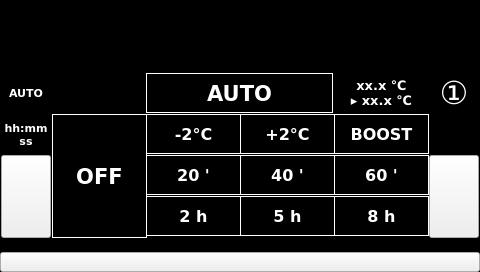
Above: SmartHome/page101c.ui from fmandracci/smart-home before the change. Below: the same form after it.
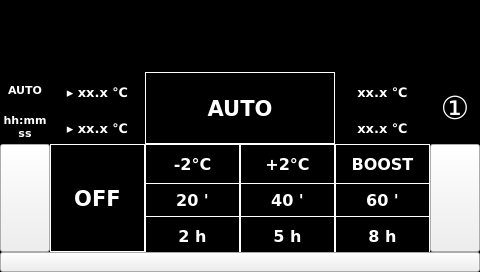
That is the form after the change. Icons and pictures are not drawn. Custom widgets are drawn as their Qt base class.

What changed in the file:
```diff
--- a/SmartHome/page101c.ui
+++ b/SmartHome/page101c.ui
@@ -67,14 +67,344 @@
     </widget>
    </item>
    <item>
-    <layout class="QGridLayout" name="gridLayout_2">
-     <property name="margin">
-      <number>1</number>
+    <spacer name="verticalSpacer_top">
+     <property name="orientation">
+      <enum>Qt::Vertical</enum>
      </property>
+     <property name="sizeHint" stdset="0">
+      <size>
+       <width>20</width>
+       <height>40</height>
+      </size>
+     </property>
+    </spacer>
+   </item>
+   <item>
+    <layout class="QGridLayout" name="gridLayout">
      <property name="spacing">
-      <number>1</number>
+      <number>0</number>
      </property>
+     <item row="1" column="0">
+      <widget class="QLabel" name="label_heating_timer">
+       <property name="sizePolicy">
+        <sizepolicy hsizetype="MinimumExpanding" vsizetype="MinimumExpanding">
+         <horstretch>0</horstretch>
+         <verstretch>0</verstretch>
+        </sizepolicy>
+       </property>
+       <property name="minimumSize">
+        <size>
+         <width>50</width>
+         <height>0</height>
+        </size>
+       </property>
+       <property name="maximumSize">
+        <size>
+         <width>50</width>
+         <height>36</height>
+        </size>
+       </property>
+       <property name="font">
+        <font>
+         <family>DejaVu Sans</family>
+         <pointsize>8</pointsize>
+         <weight>75</weight>
+         <bold>true</bold>
+        </font>
+       </property>
+       <property name="styleSheet">
+        <string notr="true">color: rgb(255, 255, 255);</string>
+       </property>
+       <property name="text">
+        <string>hh:mm
+ss</string>
+       </property>
+       <property name="alignment">
+        <set>Qt::AlignCenter</set>
+       </property>
+      </widget>
+     </item>
+     <item row="0" column="2" rowspan="2" colspan="2">
+      <widget class="QPushButton" name="pushButton_ON">
+       <property name="sizePolicy">
+        <sizepolicy hsizetype="MinimumExpanding" vsizetype="MinimumExpanding">
+         <horstretch>0</horstretch>
+         <verstretch>0</verstretch>
+        </sizepolicy>
+       </property>
+       <property name="minimumSize">
+        <size>
+         <width>95</width>
+         <height>40</height>
+        </size>
+       </property>
+       <property name="maximumSize">
+        <size>
+         <width>16777215</width>
+         <height>16777215</height>
+        </size>
+       </property>
+       <property name="font">
+        <font>
+         <family>DejaVu Sans</family>
+         <pointsize>16</pointsize>
+         <weight>75</weight>
+         <bold>true</bold>
+        </font>
+       </property>
+       <property name="focusPolicy">
+        <enum>Qt::NoFocus</enum>
+       </property>
+       <property name="styleSheet">
+        <string notr="true">background-color: rgb(0, 0, 0);
+color: rgb(255, 255, 255);
+border: 1px solid rgb(255, 255, 255);
+</string>
+       </property>
+       <property name="text">
+        <string>AUTO</string>
+       </property>
+       <property name="flat">
+        <bool>true</bool>
+       </property>
+      </widget>
+     </item>
+     <item row="0" column="5" rowspan="2">
+      <widget class="QLabel" name="label_Tn">
+       <property name="sizePolicy">
+        <sizepolicy hsizetype="MinimumExpanding" vsizetype="MinimumExpanding">
+         <horstretch>0</horstretch>
+         <verstretch>0</verstretch>
+        </sizepolicy>
+       </property>
+       <property name="minimumSize">
+        <size>
+         <width>0</width>
+         <height>0</height>
+        </size>
+       </property>
+       <property name="maximumSize">
+        <size>
+         <width>50</width>
+         <height>16777215</height>
+        </size>
+       </property>
+       <property name="font">
+        <font>
+         <family>DejaVu Sans</family>
+         <pointsize>24</pointsize>
+        </font>
+       </property>
+       <property name="styleSheet">
+        <string notr="true">color: rgb(255, 255, 255);</string>
+       </property>
+       <property name="text">
+        <string notr="true">①</string>
+       </property>
+       <property name="alignment">
+        <set>Qt::AlignCenter</set>
+       </property>
+      </widget>
+     </item>
+     <item row="4" column="3">
+      <widget class="QPushButton" name="pushButton_40m">
+       <property name="sizePolicy">
+        <sizepolicy hsizetype="MinimumExpanding" vsizetype="MinimumExpanding">
+         <horstretch>0</horstretch>
+         <verstretch>0</verstretch>
+        </sizepolicy>
+       </property>
+       <property name="minimumSize">
+        <size>
+         <width>95</width>
+         <height>40</height>
+        </size>
+       </property>
+       <property name="font">
+        <font>
+         <family>DejaVu Sans</family>
+         <pointsize>12</pointsize>
+         <weight>75</weight>
+         <bold>true</bold>
+        </font>
+       </property>
+       <property name="focusPolicy">
+        <enum>Qt::NoFocus</enum>
+       </property>
+       <property name="styleSheet">
+        <string notr="true">background-color: rgb(0, 0, 0);
+color: rgb(255, 255, 255);
+border: 1px solid rgb(255, 255, 255);
+</string>
+       </property>
+       <property name="text">
+        <string>40 '</string>
+       </property>
+       <property name="flat">
+        <bool>true</bool>
+       </property>
+      </widget>
+     </item>
+     <item row="1" column="4">
+      <widget class="QLabel" name="label_Tn_temperature_bis">
+       <property name="enabled">
+        <bool>false</bool>
+       </property>
+       <property name="sizePolicy">
+        <sizepolicy hsizetype="MinimumExpanding" vsizetype="MinimumExpanding">
+         <horstretch>0</horstretch>
+         <verstretch>0</verstretch>
+        </sizepolicy>
+       </property>
+       <property name="minimumSize">
+        <size>
+         <width>95</width>
+         <height>40</height>
+        </size>
+       </property>
+       <property name="maximumSize">
+        <size>
+         <width>16777215</width>
+         <height>40</height>
+        </size>
+       </property>
+       <property name="font">
+        <font>
+         <family>DejaVu Sans</family>
+         <pointsize>10</pointsize>
+         <weight>75</weight>
+         <bold>true</bold>
+        </font>
+       </property>
+       <property name="styleSheet">
+        <string notr="true">color: rgb(255, 255, 255);</string>
+       </property>
+       <property name="text">
+        <string>xx.x ℃</string>
+       </property>
+       <property name="alignment">
+        <set>Qt::AlignCenter</set>
+       </property>
+      </widget>
+     </item>
+     <item row="4" column="4">
+      <widget class="QPushButton" name="pushButton_60m">
+       <property name="sizePolicy">
+        <sizepolicy hsizetype="MinimumExpanding" vsizetype="MinimumExpanding">
+         <horstretch>0</horstretch>
+         <verstretch>0</verstretch>
+        </sizepolicy>
+       </property>
+       <property name="minimumSize">
+        <size>
+         <width>95</width>
+         <height>40</height>
+        </size>
+       </property>
+       <property name="font">
+        <font>
+         <family>DejaVu Sans</family>
+         <pointsize>12</pointsize>
+         <weight>75</weight>
+         <bold>true</bold>
+        </font>
+       </property>
+       <property name="focusPolicy">
+        <enum>Qt::NoFocus</enum>
+       </property>
+       <property name="styleSheet">
+        <string notr="true">background-color: rgb(0, 0, 0);
+color: rgb(255, 255, 255);
+border: 1px solid rgb(255, 255, 255);
+</string>
+       </property>
+       <property name="text">
+        <string>60 '</string>
+       </property>
+       <property name="flat">
+        <bool>true</bool>
+       </property>
+      </widget>
+     </item>
+     <item row="3" column="4">
+      <widget class="QPushButton" name="pushButton_BOOST">
+       <property name="sizePolicy">
+        <sizepolicy hsizetype="MinimumExpanding" vsizetype="MinimumExpanding">
+         <horstretch>0</horstretch>
+         <verstretch>0</verstretch>
+        </sizepolicy>
+       </property>
+       <property name="minimumSize">
+        <size>
+         <width>95</width>
+         <height>40</height>
+        </size>
+       </property>
+       <property name="font">
+        <font>
+         <family>DejaVu Sans</family>
+         <pointsize>12</pointsize>
+         <weight>75</weight>
+         <bold>true</bold>
+        </font>
+       </property>
+       <property name="focusPolicy">
+        <enum>Qt::NoFocus</enum>
+       </property>
+       <property name="styleSheet">
+        <string notr="true">background-color: rgb(0, 0, 0);
+color: rgb(255, 255, 255);
+border: 1px solid rgb(255, 255, 255);
+</string>
+       </property>
+       <property name="text">
+        <string>BOOST</string>
+       </property>
+       <property name="flat">
+        <bool>true</bool>
+       </property>
+      </widget>
+     </item>
      <item row="4" column="2">
+      <widget class="QPushButton" name="pushButton_20m">
+       <property name="sizePolicy">
+        <sizepolicy hsizetype="MinimumExpanding" vsizetype="MinimumExpanding">
+         <horstretch>0</horstretch>
+         <verstretch>0</verstretch>
+        </sizepolicy>
+       </property>
+       <property name="minimumSize">
+        <size>
+         <width>95</width>
+         <height>40</height>
+        </size>
+       </property>
+       <property name="font">
+        <font>
+         <family>DejaVu Sans</family>
+         <pointsize>12</pointsize>
+         <weight>75</weight>
+         <bold>true</bold>
+        </font>
+       </property>
+       <property name="focusPolicy">
+        <enum>Qt::NoFocus</enum>
+       </property>
+       <property name="styleSheet">
+        <string notr="true">background-color: rgb(0, 0, 0);
+color: rgb(255, 255, 255);
+border: 1px solid rgb(255, 255, 255);
+</string>
+       </property>
+       <property name="text">
+        <string>20 '</string>
+       </property>
+       <property name="flat">
+        <bool>true</bool>
+       </property>
+      </widget>
+     </item>
+     <item row="5" column="2">
       <widget class="QPushButton" name="pushButton_2h">
        <property name="sizePolicy">
         <sizepolicy hsizetype="MinimumExpanding" vsizetype="MinimumExpanding">
@@ -113,7 +443,88 @@
        </property>
       </widget>
      </item>
-     <item row="4" column="3">
+     <item row="0" column="1">
+      <widget class="QLabel" name="label_Tn_temperature_sp">
+       <property name="enabled">
+        <bool>false</bool>
+       </property>
+       <property name="sizePolicy">
+        <sizepolicy hsizetype="MinimumExpanding" vsizetype="MinimumExpanding">
+         <horstretch>0</horstretch>
+         <verstretch>0</verstretch>
+        </sizepolicy>
+       </property>
+       <property name="minimumSize">
+        <size>
+         <width>95</width>
+         <height>40</height>
+        </size>
+       </property>
+       <property name="maximumSize">
+        <size>
+         <width>16777215</width>
+         <height>40</height>
+        </size>
+       </property>
+       <property name="font">
+        <font>
+         <family>DejaVu Sans</family>
+         <pointsize>10</pointsize>
+         <weight>75</weight>
+         <bold>true</bold>
+        </font>
+       </property>
+       <property name="styleSheet">
+        <string notr="true">color: rgb(255, 255, 255);</string>
+       </property>
+       <property name="text">
+        <string>▸ xx.x ℃</string>
+       </property>
+       <property name="alignment">
+        <set>Qt::AlignCenter</set>
+       </property>
+      </widget>
+     </item>
+     <item row="2" column="1" rowspan="4">
+      <widget class="QPushButton" name="pushButton_off">
+       <property name="sizePolicy">
+        <sizepolicy hsizetype="MinimumExpanding" vsizetype="MinimumExpanding">
+         <horstretch>0</horstretch>
+         <verstretch>0</verstretch>
+        </sizepolicy>
+       </property>
+       <property name="minimumSize">
+        <size>
+         <width>95</width>
+         <height>0</height>
+        </size>
+       </property>
+       <property name="font">
+        <font>
+         <family>DejaVu Sans</family>
+         <pointsize>16</pointsize>
+         <weight>75</weight>
+         <bold>true</bold>
+        </font>
+       </property>
+       <property name="focusPolicy">
+        <enum>Qt::NoFocus</enum>
+       </property>
+       <property name="styleSheet">
+        <string notr="true">background-color: rgb(0, 0, 0);
+color: rgb(255, 255, 255);
+border: 1px solid rgb(255, 255, 255);
+</string>
+       </property>
+       <property name="text">
+        <string>OFF</string>
+       </property>
+       <property name="flat">
+        <bool>true</bool>
+       </property>
+      </widget>
+     </item>
+     <item row="5" column="3">
       <widget class="QPushButton" name="pushButton_5h">
        <property name="sizePolicy">
         <sizepolicy hsizetype="MinimumExpanding" vsizetype="MinimumExpanding">
@@ -152,46 +563,7 @@
        </property>
       </widget>
      </item>
-     <item row="2" column="2">
-      <widget class="QPushButton" name="pushButton_ECO">
-       <property name="sizePolicy">
-        <sizepolicy hsizetype="MinimumExpanding" vsizetype="MinimumExpanding">
-         <horstretch>0</horstretch>
-         <verstretch>0</verstretch>
-        </sizepolicy>
-       </property>
-       <property name="minimumSize">
-        <size>
-         <width>95</width>
-         <height>40</height>
-        </size>
-       </property>
-       <property name="font">
-        <font>
-         <family>DejaVu Sans</family>
-         <pointsize>12</pointsize>
-         <weight>75</weight>
-         <bold>true</bold>
-        </font>
-       </property>
-       <property name="focusPolicy">
-        <enum>Qt::NoFocus</enum>
-       </property>
-       <property name="styleSheet">
-        <string notr="true">background-color: rgb(0, 0, 0);
-color: rgb(255, 255, 255);
-border: 1px solid rgb(255, 255, 255);
-</string>
-       </property>
-       <property name="text">
-        <string>-2°C</string>
-       </property>
-       <property name="flat">
-        <bool>true</bool>
-       </property>
-      </widget>
-     </item>
-     <item row="4" column="4">
+     <item row="5" column="4">
       <widget class="QPushButton" name="pushButton_8h">
        <property name="sizePolicy">
         <sizepolicy hsizetype="MinimumExpanding" vsizetype="MinimumExpanding">
@@ -230,7 +602,7 @@
        </property>
       </widget>
      </item>
-     <item row="2" column="3">
+     <item row="3" column="3">
       <widget class="QPushButton" name="pushButton_COMFORT">
        <property name="sizePolicy">
         <sizepolicy hsizetype="MinimumExpanding" vsizetype="MinimumExpanding">
@@ -269,47 +641,11 @@
        </property>
       </widget>
      </item>
-     <item row="3" column="3">
-      <widget class="QPushButton" name="pushButton_40m">
-       <property name="sizePolicy">
-        <sizepolicy hsizetype="MinimumExpanding" vsizetype="MinimumExpanding">
-         <horstretch>0</horstretch>
-         <verstretch>0</verstretch>
-        </sizepolicy>
+     <item row="0" column="4">
+      <widget class="QLabel" name="label_Tn_temperature">
+       <property name="enabled">
+        <bool>false</bool>
        </property>
-       <property name="minimumSize">
-        <size>
-         <width>95</width>
-         <height>40</height>
-        </size>
-       </property>
-       <property name="font">
-        <font>
-         <family>DejaVu Sans</family>
-         <pointsize>12</pointsize>
-         <weight>75</weight>
-         <bold>true</bold>
-        </font>
-       </property>
-       <property name="focusPolicy">
-        <enum>Qt::NoFocus</enum>
-       </property>
-       <property name="styleSheet">
-        <string notr="true">background-color: rgb(0, 0, 0);
-color: rgb(255, 255, 255);
-border: 1px solid rgb(255, 255, 255);
-</string>
-       </property>
-       <property name="text">
-        <string>40 '</string>
-       </property>
-       <property name="flat">
-        <bool>true</bool>
-       </property>
-      </widget>
-     </item>
-     <item row="3" column="4">
-      <widget class="QPushButton" name="pushButton_60m">
        <property name="sizePolicy">
         <sizepolicy hsizetype="MinimumExpanding" vsizetype="MinimumExpanding">
          <horstretch>0</horstretch>
@@ -322,49 +658,16 @@
          <height>40</height>
         </size>
        </property>
-       <property name="font">
-        <font>
-         <family>DejaVu Sans</family>
-         <pointsize>12</pointsize>
-         <weight>75</weight>
-         <bold>true</bold>
-        </font>
-       </property>
-       <property name="focusPolicy">
-        <enum>Qt::NoFocus</enum>
-       </property>
-       <property name="styleSheet">
-        <string notr="true">background-color: rgb(0, 0, 0);
-color: rgb(255, 255, 255);
-border: 1px solid rgb(255, 255, 255);
-</string>
-       </property>
-       <property name="text">
-        <string>60 '</string>
-       </property>
-       <property name="flat">
-        <bool>true</bool>
-       </property>
-      </widget>
-     </item>
-     <item row="2" column="4">
-      <widget class="QPushButton" name="pushButton_BOOST">
-       <property name="sizePolicy">
-        <sizepolicy hsizetype="MinimumExpanding" vsizetype="MinimumExpanding">
-         <horstretch>0</horstretch>
-         <verstretch>0</verstretch>
-        </sizepolicy>
-       </property>
-       <property name="minimumSize">
+       <property name="maximumSize">
         <size>
-         <width>95</width>
+         <width>16777215</width>
          <height>40</height>
         </size>
        </property>
        <property name="font">
         <font>
          <family>DejaVu Sans</family>
-         <pointsize>12</pointsize>
+         <pointsize>10</pointsize>
          <weight>75</weight>
          <bold>true</bold>
         </font>
@@ -373,21 +676,18 @@
         <enum>Qt::NoFocus</enum>
        </property>
        <property name="styleSheet">
-        <string notr="true">background-color: rgb(0, 0, 0);
-color: rgb(255, 255, 255);
-border: 1px solid rgb(255, 255, 255);
-</string>
+        <string notr="true">color: rgb(255, 255, 255);</string>
        </property>
        <property name="text">
-        <string>BOOST</string>
+        <string>xx.x ℃</string>
        </property>
-       <property name="flat">
-        <bool>true</bool>
+       <property name="alignment">
+        <set>Qt::AlignCenter</set>
        </property>
       </widget>
      </item>
      <item row="3" column="2">
-      <widget class="QPushButton" name="pushButton_20m">
+      <widget class="QPushButton" name="pushButton_ECO">
        <property name="sizePolicy">
         <sizepolicy hsizetype="MinimumExpanding" vsizetype="MinimumExpanding">
          <horstretch>0</horstretch>
@@ -418,53 +718,14 @@
 </string>
        </property>
        <property name="text">
-        <string>20 '</string>
+        <string>-2°C</string>
        </property>
        <property name="flat">
         <bool>true</bool>
        </property>
       </widget>
      </item>
-     <item row="1" column="0">
-      <widget class="QLabel" name="label_heating_status">
-       <property name="sizePolicy">
-        <sizepolicy hsizetype="MinimumExpanding" vsizetype="MinimumExpanding">
-         <horstretch>0</horstretch>
-         <verstretch>0</verstretch>
-        </sizepolicy>
-       </property>
-       <property name="minimumSize">
-        <size>
-         <width>50</width>
-         <height>0</height>
-        </size>
-       </property>
-       <property name="maximumSize">
-        <size>
-         <width>50</width>
-         <height>36</height>
-        </size>
-       </property>
-       <property name="font">
-        <font>
-         <family>DejaVu Sans</family>
-         <pointsize>8</pointsize>
-         <weight>75</weight>
-         <bold>true</bold>
-        </font>
-       </property>
-       <property name="styleSheet">
-        <string notr="true">color: rgb(255, 255, 255);</string>
-       </property>
-       <property name="text">
-        <string>AUTO</string>
-       </property>
-       <property name="alignment">
-        <set>Qt::AlignCenter</set>
-       </property>
-      </widget>
-     </item>
-     <item row="3" column="0" rowspan="4">
+     <item row="2" column="0" rowspan="4">
       <widget class="ATCMbutton" name="atcmButton_prev">
        <property name="sizePolicy">
         <sizepolicy hsizetype="MinimumExpanding" vsizetype="MinimumExpanding">
@@ -566,7 +827,88 @@
        </property>
       </widget>
      </item>
-     <item row="3" column="5" rowspan="4">
+     <item row="1" column="1">
+      <widget class="QLabel" name="label_Tn_temperature_sp_nt">
+       <property name="enabled">
+        <bool>false</bool>
+       </property>
+       <property name="sizePolicy">
+        <sizepolicy hsizetype="MinimumExpanding" vsizetype="MinimumExpanding">
+         <horstretch>0</horstretch>
+         <verstretch>0</verstretch>
+        </sizepolicy>
+       </property>
+       <property name="minimumSize">
+        <size>
+         <width>95</width>
+         <height>40</height>
+        </size>
+       </property>
+       <property name="maximumSize">
+        <size>
+         <width>16777215</width>
+         <height>40</height>
+        </size>
+       </property>
+       <property name="font">
+        <font>
+         <family>DejaVu Sans</family>
+         <pointsize>10</pointsize>
+         <weight>75</weight>
+         <bold>true</bold>
+        </font>
+       </property>
+       <property name="styleSheet">
+        <string notr="true">color: rgb(255, 255, 255);</string>
+       </property>
+       <property name="text">
+        <string>▸ xx.x ℃</string>
+       </property>
+       <property name="alignment">
+        <set>Qt::AlignCenter</set>
+       </property>
+      </widget>
+     </item>
+     <item row="0" column="0">
+      <widget class="QLabel" name="label_heating_status">
+       <property name="sizePolicy">
+        <sizepolicy hsizetype="MinimumExpanding" vsizetype="MinimumExpanding">
+         <horstretch>0</horstretch>
+         <verstretch>0</verstretch>
+        </sizepolicy>
+       </property>
+       <property name="minimumSize">
+        <size>
+         <width>50</width>
+         <height>0</height>
+        </size>
+       </property>
+       <property name="maximumSize">
+        <size>
+         <width>50</width>
+         <height>36</height>
+        </size>
+       </property>
+       <property name="font">
+        <font>
+         <family>DejaVu Sans</family>
+         <pointsize>8</pointsize>
+         <weight>75</weight>
+         <bold>true</bold>
+        </font>
+       </property>
+       <property name="styleSheet">
+        <string notr="true">color: rgb(255, 255, 255);</string>
+       </property>
+       <property name="text">
+        <string>AUTO</string>
+       </property>
+       <property name="alignment">
+        <set>Qt::AlignCenter</set>
+       </property>
+      </widget>
+     </item>
+     <item row="3" column="5" rowspan="3">
       <widget class="ATCMbutton" name="atcmButton_next">
        <property name="sizePolicy">
         <sizepolicy hsizetype="MinimumExpanding" vsizetype="MinimumExpanding">
@@ -668,210 +1010,6 @@
        </property>
       </widget>
      </item>
-     <item row="2" column="1" rowspan="5">
-      <widget class="QPushButton" name="pushButton_off">
-       <property name="sizePolicy">
-        <sizepolicy hsizetype="MinimumExpanding" vsizetype="MinimumExpanding">
-         <horstretch>0</horstretch>
-         <verstretch>0</verstretch>
-        </sizepolicy>
-       </property>
-       <property name="minimumSize">
-        <size>
-         <width>95</width>
-         <height>0</height>
-        </size>
-       </property>
-       <property name="font">
-        <font>
-         <family>DejaVu Sans</family>
-         <pointsize>16</pointsize>
-         <weight>75</weight>
-         <bold>true</bold>
-        </font>
-       </property>
-       <property name="focusPolicy">
-        <enum>Qt::NoFocus</enum>
-       </property>
-       <property name="styleSheet">
-        <string notr="true">background-color: rgb(0, 0, 0);
-color: rgb(255, 255, 255);
-border: 1px solid rgb(255, 255, 255);
-</string>
-       </property>
-       <property name="text">
-        <string>OFF</string>
-       </property>
-       <property name="flat">
-        <bool>true</bool>
-       </property>
-      </widget>
-     </item>
-     <item row="1" column="2" colspan="2">
-      <widget class="QPushButton" name="pushButton_ON">
-       <property name="sizePolicy">
-        <sizepolicy hsizetype="MinimumExpanding" vsizetype="MinimumExpanding">
-         <horstretch>0</horstretch>
-         <verstretch>0</verstretch>
-        </sizepolicy>
-       </property>
-       <property name="minimumSize">
-        <size>
-         <width>95</width>
-         <height>40</height>
-        </size>
-       </property>
-       <property name="maximumSize">
-        <size>
-         <width>16777215</width>
-         <height>16777215</height>
-        </size>
-       </property>
-       <property name="font">
-        <font>
-         <family>DejaVu Sans</family>
-         <pointsize>16</pointsize>
-         <weight>75</weight>
-         <bold>true</bold>
-        </font>
-       </property>
-       <property name="focusPolicy">
-        <enum>Qt::NoFocus</enum>
-       </property>
-       <property name="styleSheet">
-        <string notr="true">background-color: rgb(0, 0, 0);
-color: rgb(255, 255, 255);
-border: 1px solid rgb(255, 255, 255);
-</string>
-       </property>
-       <property name="text">
-        <string>AUTO</string>
-       </property>
-       <property name="flat">
-        <bool>true</bool>
-       </property>
-      </widget>
-     </item>
-     <item row="1" column="4">
-      <widget class="QLabel" name="label_Tn_temperature">
-       <property name="enabled">
-        <bool>false</bool>
-       </property>
-       <property name="sizePolicy">
-        <sizepolicy hsizetype="MinimumExpanding" vsizetype="MinimumExpanding">
-         <horstretch>0</horstretch>
-         <verstretch>0</verstretch>
-        </sizepolicy>
-       </property>
-       <property name="minimumSize">
-        <size>
-         <width>95</width>
-         <height>40</height>
-        </size>
-       </property>
-       <property name="maximumSize">
-        <size>
-         <width>16777215</width>
-         <height>40</height>
-        </size>
-       </property>
-       <property name="font">
-        <font>
-         <family>DejaVu Sans</family>
-         <pointsize>10</pointsize>
-         <weight>75</weight>
-         <bold>true</bold>
-        </font>
-       </property>
-       <property name="styleSheet">
-        <string notr="true">color: rgb(255, 255, 255);</string>
-       </property>
-       <property name="text">
-        <string>xx.x ℃
-▸ xx.x ℃</string>
-       </property>
-       <property name="alignment">
-        <set>Qt::AlignCenter</set>
-       </property>
-      </widget>
-     </item>
-     <item row="2" column="0">
-      <widget class="QLabel" name="label_heating_timer">
-       <property name="sizePolicy">
-        <sizepolicy hsizetype="MinimumExpanding" vsizetype="MinimumExpanding">
-         <horstretch>0</horstretch>
-         <verstretch>0</verstretch>
-        </sizepolicy>
-       </property>
-       <property name="minimumSize">
-        <size>
-         <width>50</width>
-         <height>0</height>
-        </size>
-       </property>
-       <property name="maximumSize">
-        <size>
-         <width>50</width>
-         <height>36</height>
-        </size>
-       </property>
-       <property name="font">
-        <font>
-         <family>DejaVu Sans</family>
-         <pointsize>8</pointsize>
-         <weight>75</weight>
-         <bold>true</bold>
-        </font>
-       </property>
-       <property name="styleSheet">
-        <string notr="true">color: rgb(255, 255, 255);</string>
-       </property>
-       <property name="text">
-        <string>hh:mm
-ss</string>
-       </property>
-       <property name="alignment">
-        <set>Qt::AlignCenter</set>
-       </property>
-      </widget>
-     </item>
-     <item row="1" column="5">
-      <widget class="QLabel" name="label_Tn">
-       <property name="sizePolicy">
-        <sizepolicy hsizetype="MinimumExpanding" vsizetype="MinimumExpanding">
-         <horstretch>0</horstretch>
-         <verstretch>0</verstretch>
-        </sizepolicy>
-       </property>
-       <property name="minimumSize">
-        <size>
-         <width>0</width>
-         <height>0</height>
-        </size>
-       </property>
-       <property name="maximumSize">
-        <size>
-         <width>50</width>
-         <height>16777215</height>
-        </size>
-       </property>
-       <property name="font">
-        <font>
-         <family>DejaVu Sans</family>
-         <pointsize>24</pointsize>
-        </font>
-       </property>
-       <property name="styleSheet">
-        <string notr="true">color: rgb(255, 255, 255);</string>
-       </property>
-       <property name="text">
-        <string notr="true">①</string>
-       </property>
-       <property name="alignment">
-        <set>Qt::AlignCenter</set>
-       </property>
-      </widget>
-     </item>
     </layout>
    </item>
    <item>
```
Left out of the diff: 13 changed lines with no effect on the pictures.
